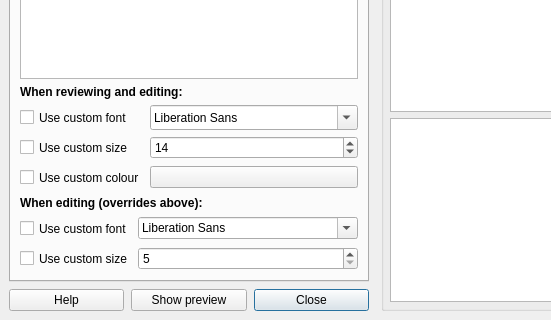
Qt form designer/displayproperties.ui (ankitects/anki) before a commit; both pictures show x 0 to 551 and y 107 to 427 of the 818 by 427 pixel window.
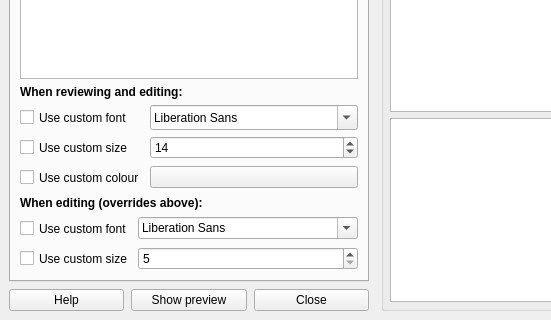
The same form after that commit. The open tabs and pages were chosen to show the change. Icons and pictures are not drawn.

Commit message: no autodefault on display props, fix tab order

The edit to the form file:
```diff
--- a/designer/displayproperties.ui
+++ b/designer/displayproperties.ui
@@ -556,6 +556,9 @@
                 <property name="text" >
                  <string>Close</string>
                 </property>
+                <property name="autoDefault" >
+                 <bool>false</bool>
+                </property>
                </widget>
               </item>
              </layout>
```
Left out of the diff: 29 changed lines with no effect on the pictures.
